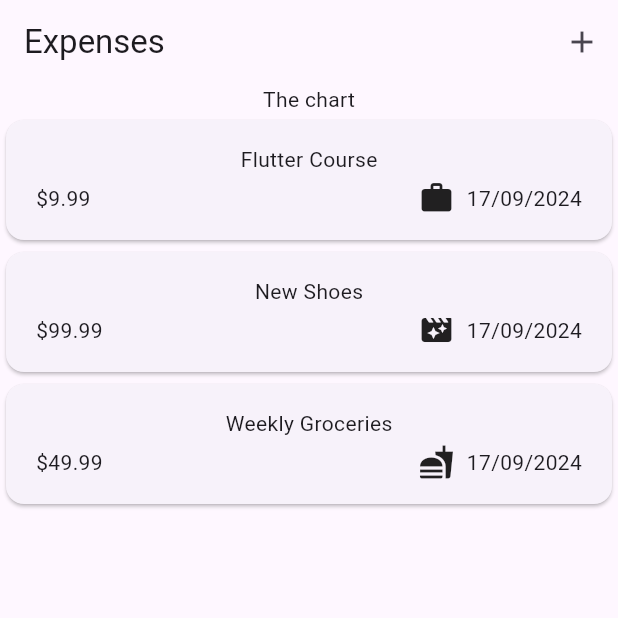
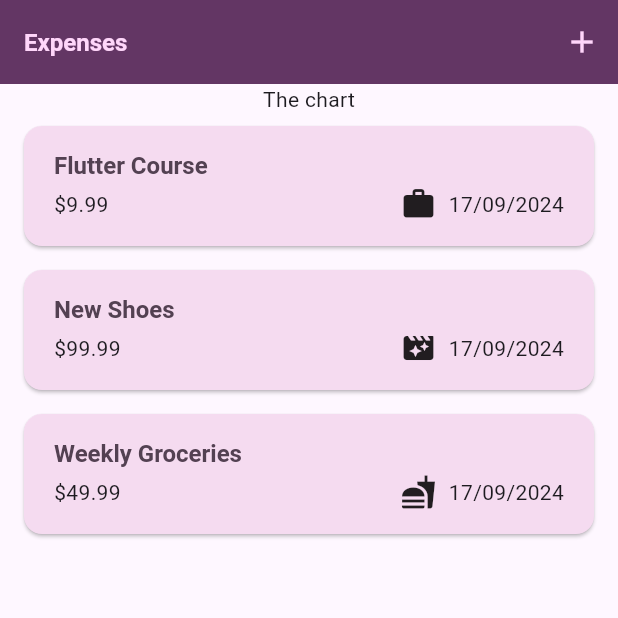
Before and after one commit to HarshaKy/expense_tracker, a Flutter app: the screen it shows after launch, on a phone screen of 412 x 824 dp, the top half of it. Run offline on Flutter 3.47's test engine with Material 3 defaults, Android fonts, the phone set to English and light mode, and no system bars.

Commit message:
styling - dark mode

```diff
--- a/lib/main.dart
+++ b/lib/main.dart
@@ -2,16 +2,79 @@ import 'package:flutter/material.dart';
 import 'package:expense_tracker/widgets/expenses.dart';
 
 void main() {
-  runApp(const MyApp());
+  runApp(MyApp());
 }
 
 class MyApp extends StatelessWidget {
-  const MyApp({super.key});
+  MyApp({super.key});
+
+  final ColorScheme kColorScheme = ColorScheme.fromSeed(
+    seedColor: const Color.fromARGB(255, 250, 190, 247),
+  );
+
+  final ColorScheme kDarkColorScheme = ColorScheme.fromSeed(
+    brightness: Brightness.dark,
+    seedColor: const Color.fromARGB(255, 51, 29, 51),
+  );
 
   @override
   Widget build(context) {
-    return const MaterialApp(
-      home: Expenses(),
+    return MaterialApp(
+      title: 'Expense Tracker',
+      darkTheme: ThemeData.dark().copyWith(
+        colorScheme: kDarkColorScheme,
+        appBarTheme: const AppBarTheme().copyWith(
+          backgroundColor: kDarkColorScheme.primaryContainer,
+          foregroundColor: kDarkColorScheme.onPrimaryContainer,
+        ),
+        cardTheme: const CardTheme().copyWith(
+          color: kDarkColorScheme.secondaryContainer,
+          margin: const EdgeInsets.symmetric(
+            horizontal: 16,
+            vertical: 8,
+          ),
+        ),
+        elevatedButtonTheme: ElevatedButtonThemeData(
+          style: ElevatedButton.styleFrom(
+            backgroundColor: kDarkColorScheme.secondaryContainer,
+          ),
+        ),
+        textTheme: ThemeData.dark().textTheme.copyWith(
+              titleLarge: TextStyle(
+                fontSize: 16,
+                fontWeight: FontWeight.bold,
+                color: kDarkColorScheme.onSecondaryContainer,
+              ),
+            ),
+      ),
+      theme: ThemeData().copyWith(
+        colorScheme: kColorScheme,
+        appBarTheme: const AppBarTheme().copyWith(
+          backgroundColor: kColorScheme.onPrimaryContainer,
+          foregroundColor: kColorScheme.primaryContainer,
+        ),
+        cardTheme: const CardTheme().copyWith(
+          color: kColorScheme.secondaryContainer,
+          margin: const EdgeInsets.symmetric(
+            horizontal: 16,
+            vertical: 8,
+          ),
+        ),
+        elevatedButtonTheme: ElevatedButtonThemeData(
+          style: ElevatedButton.styleFrom(
+            backgroundColor: kColorScheme.secondaryContainer,
+          ),
+        ),
+        textTheme: ThemeData().textTheme.copyWith(
+              titleLarge: TextStyle(
+                fontSize: 16,
+                fontWeight: FontWeight.bold,
+                color: kColorScheme.onSecondaryContainer,
+              ),
+            ),
+      ),
+      // themeMode: ThemeMode.system,
+      home: const Expenses(),
     );
   }
 }
--- a/lib/widgets/expenses_list/expense_item.dart
+++ b/lib/widgets/expenses_list/expense_item.dart
@@ -16,8 +16,12 @@ class ExpenseItem extends StatelessWidget {
           vertical: 16,
         ),
         child: Column(
+          crossAxisAlignment: CrossAxisAlignment.start,
           children: [
-            Text(expense.title),
+            Text(
+              expense.title,
+              style: Theme.of(context).textTheme.titleLarge,
+            ),
             const SizedBox(height: 4),
             Row(
               children: [
--- a/lib/widgets/expenses_list/expenses_list.dart
+++ b/lib/widgets/expenses_list/expenses_list.dart
@@ -18,6 +18,10 @@ class ExpensesList extends StatelessWidget {
       itemCount: expenses.length,
       itemBuilder: (context, index) => Dismissible(
         key: ValueKey(expenses[index]),
+        background: Container(
+          color: Theme.of(context).colorScheme.error,
+          margin: Theme.of(context).cardTheme.margin,
+        ),
         onDismissed: (direction) => deleteExpense(expenses[index]),
         child: ExpenseItem(
           expenses[index],
```
